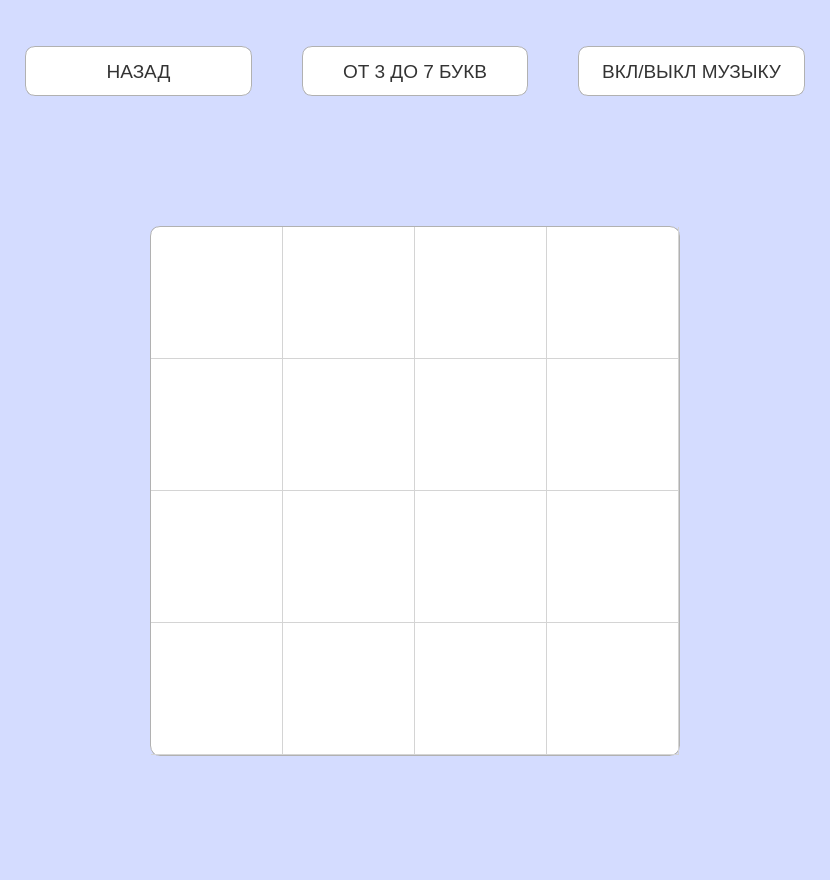
First picture: the form in secwindow4x4.ui, repository nikulb855/fillwords, before the edit.
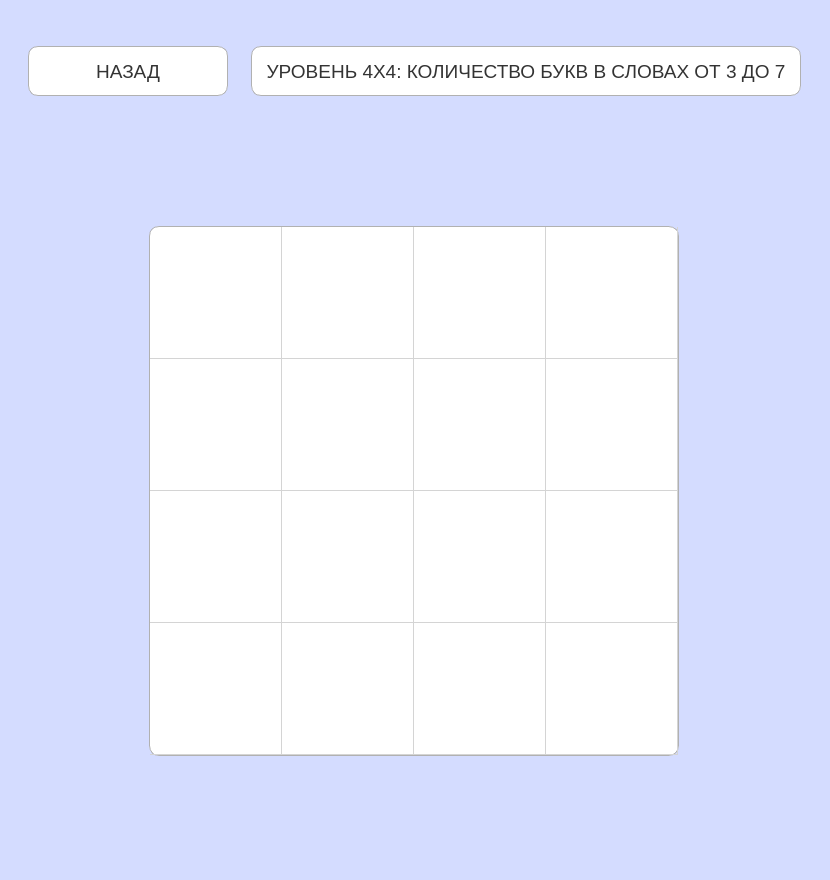
Second picture: the form after the edit.

What changed in the file:
```diff
--- a/secwindow4x4.ui
+++ b/secwindow4x4.ui
@@ -120,7 +120,7 @@
 border: 1px solid #b1b1b1;
 }</string>
    </property>
-   <layout class="QGridLayout" name="gridLayout_2" rowstretch="0,0" columnstretch="0,0,0">
+   <layout class="QGridLayout" name="gridLayout_2" rowstretch="0,0" columnstretch="0,0">
     <property name="sizeConstraint">
      <enum>QLayout::SetDefaultConstraint</enum>
     </property>
@@ -137,131 +137,12 @@
      <number>609</number>
     </property>
     <property name="horizontalSpacing">
-     <number>50</number>
+     <number>20</number>
     </property>
     <property name="verticalSpacing">
      <number>150</number>
     </property>
-    <item row="0" column="0">
-     <widget class="QPushButton" name="back">
-      <property name="sizePolicy">
-       <sizepolicy hsizetype="Expanding" vsizetype="Expanding">
-        <horstretch>0</horstretch>
-        <verstretch>0</verstretch>
-       </sizepolicy>
-      </property>
-      <property name="minimumSize">
-       <size>
-        <width>50</width>
-        <height>50</height>
-       </size>
-      </property>
-      <property name="maximumSize">
-       <size>
-        <width>16777215</width>
-        <height>14</height>
-       </size>
-      </property>
-      <property name="font">
-       <font>
-        <pointsize>14</pointsize>
-        <weight>50</weight>
-        <bold>false</bold>
-       </font>
-      </property>
-      <property name="text">
-       <string>НАЗАД</string>
-      </property>
-     </widget>
-    </item>
-    <item row="0" column="2">
-     <widget class="QPushButton" name="music">
-      <property name="sizePolicy">
-       <sizepolicy hsizetype="Expanding" vsizetype="Expanding">
-        <horstretch>0</horstretch>
-        <verstretch>0</verstretch>
-       </sizepolicy>
-      </property>
-      <property name="minimumSize">
-       <size>
-        <width>50</width>
-        <height>50</height>
-       </size>
-      </property>
-      <property name="maximumSize">
-       <size>
-        <width>16777215</width>
-        <height>14</height>
-       </size>
-      </property>
-      <property name="baseSize">
-       <size>
-        <width>0</width>
-        <height>1</height>
-       </size>
-      </property>
-      <property name="font">
-       <font>
-        <pointsize>14</pointsize>
-       </font>
-      </property>
-      <property name="text">
-       <string>ВКЛ/ВЫКЛ МУЗЫКУ</string>
-      </property>
-      <property name="iconSize">
-       <size>
-        <width>16</width>
-        <height>16</height>
-       </size>
-      </property>
-     </widget>
-    </item>
-    <item row="0" column="1">
-     <widget class="QLabel" name="countlevel">
-      <property name="sizePolicy">
-       <sizepolicy hsizetype="Expanding" vsizetype="Expanding">
-        <horstretch>0</horstretch>
-        <verstretch>0</verstretch>
-       </sizepolicy>
-      </property>
-      <property name="minimumSize">
-       <size>
-        <width>50</width>
-        <height>50</height>
-       </size>
-      </property>
-      <property name="maximumSize">
-       <size>
-        <width>16777215</width>
-        <height>14</height>
-       </size>
-      </property>
-      <property name="font">
-       <font>
-        <pointsize>14</pointsize>
-       </font>
-      </property>
-      <property name="tabletTracking">
-       <bool>true</bool>
-      </property>
-      <property name="contextMenuPolicy">
-       <enum>Qt::PreventContextMenu</enum>
-      </property>
-      <property name="layoutDirection">
-       <enum>Qt::LeftToRight</enum>
-      </property>
-      <property name="autoFillBackground">
-       <bool>false</bool>
-      </property>
-      <property name="text">
-       <string>ОТ 3 ДО 7 БУКВ</string>
-      </property>
-      <property name="alignment">
-       <set>Qt::AlignCenter</set>
-      </property>
-     </widget>
-    </item>
-    <item row="1" column="0" colspan="3" alignment="Qt::AlignHCenter|Qt::AlignVCenter">
+    <item row="1" column="0" colspan="2" alignment="Qt::AlignHCenter|Qt::AlignVCenter">
      <widget class="QTableWidget" name="tableWidget">
       <property name="enabled">
        <bool>true</bool>
@@ -286,7 +167,7 @@
       </property>
       <property name="font">
        <font>
-        <pointsize>24</pointsize>
+        <pointsize>30</pointsize>
        </font>
       </property>
       <property name="layoutDirection">
@@ -352,6 +233,80 @@
       </item>
      </widget>
     </item>
+    <item row="0" column="0">
+     <widget class="QPushButton" name="back">
+      <property name="sizePolicy">
+       <sizepolicy hsizetype="Fixed" vsizetype="Expanding">
+        <horstretch>0</horstretch>
+        <verstretch>0</verstretch>
+       </sizepolicy>
+      </property>
+      <property name="minimumSize">
+       <size>
+        <width>200</width>
+        <height>50</height>
+       </size>
+      </property>
+      <property name="maximumSize">
+       <size>
+        <width>16777215</width>
+        <height>14</height>
+       </size>
+      </property>
+      <property name="font">
+       <font>
+        <pointsize>14</pointsize>
+        <weight>50</weight>
+        <bold>false</bold>
+       </font>
+      </property>
+      <property name="text">
+       <string>НАЗАД</string>
+      </property>
+     </widget>
+    </item>
+    <item row="0" column="1">
+     <widget class="QPushButton" name="music">
+      <property name="sizePolicy">
+       <sizepolicy hsizetype="Fixed" vsizetype="Expanding">
+        <horstretch>0</horstretch>
+        <verstretch>0</verstretch>
+       </sizepolicy>
+      </property>
+      <property name="minimumSize">
+       <size>
+        <width>550</width>
+        <height>50</height>
+       </size>
+      </property>
+      <property name="maximumSize">
+       <size>
+        <width>16777215</width>
+        <height>14</height>
+       </size>
+      </property>
+      <property name="baseSize">
+       <size>
+        <width>0</width>
+        <height>1</height>
+       </size>
+      </property>
+      <property name="font">
+       <font>
+        <pointsize>14</pointsize>
+       </font>
+      </property>
+      <property name="text">
+       <string>УРОВЕНЬ 4X4: КОЛИЧЕСТВО БУКВ В СЛОВАХ ОТ 3 ДО 7</string>
+      </property>
+      <property name="iconSize">
+       <size>
+        <width>16</width>
+        <height>16</height>
+       </size>
+      </property>
+     </widget>
+    </item>
    </layout>
   </widget>
  </widget>
```
Left out of the diff: 3 changed lines with no effect on the pictures.
